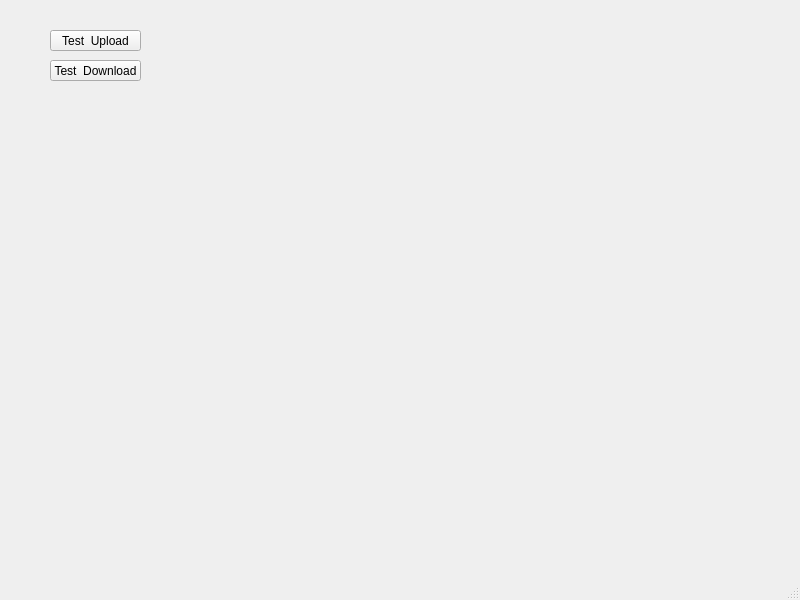
MrGrey7/TeleCloud, file src/telegrambot-gui/mainwindow.ui: the form before one commit.
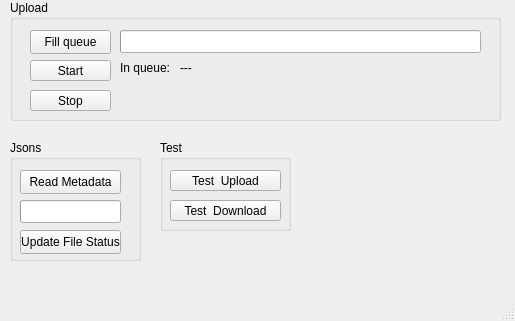
The form after the commit.

Patch:
```diff
--- a/src/telegrambot-gui/mainwindow.ui
+++ b/src/telegrambot-gui/mainwindow.ui
@@ -6,39 +6,225 @@
    <rect>
     <x>0</x>
     <y>0</y>
-    <width>800</width>
-    <height>600</height>
+    <width>515</width>
+    <height>321</height>
    </rect>
   </property>
   <property name="windowTitle">
    <string>MainWindow</string>
   </property>
   <widget class="QWidget" name="centralwidget">
-   <widget class="QPushButton" name="button_upload">
+   <widget class="QGroupBox" name="groupBox_Upload">
     <property name="geometry">
      <rect>
-      <x>50</x>
-      <y>30</y>
-      <width>91</width>
-      <height>21</height>
+      <x>10</x>
+      <y>0</y>
+      <width>491</width>
+      <height>121</height>
      </rect>
     </property>
-    <property name="text">
-     <string>Test  Upload</string>
+    <property name="title">
+     <string>Upload</string>
     </property>
+    <widget class="QPushButton" name="button_startUpload">
+     <property name="geometry">
+      <rect>
+       <x>20</x>
+       <y>60</y>
+       <width>81</width>
+       <height>21</height>
+      </rect>
+     </property>
+     <property name="text">
+      <string>Start</string>
+     </property>
+     <property name="checkable">
+      <bool>false</bool>
+     </property>
+    </widget>
+    <widget class="QPushButton" name="button_stopUpload">
+     <property name="enabled">
+      <bool>true</bool>
+     </property>
+     <property name="geometry">
+      <rect>
+       <x>20</x>
+       <y>90</y>
+       <width>81</width>
+       <height>21</height>
+      </rect>
+     </property>
+     <property name="text">
+      <string>Stop</string>
+     </property>
+     <property name="checkable">
+      <bool>false</bool>
+     </property>
+     <property name="checked">
+      <bool>false</bool>
+     </property>
+    </widget>
+    <widget class="QPushButton" name="button_fillQueue">
+     <property name="geometry">
+      <rect>
+       <x>20</x>
+       <y>30</y>
+       <width>81</width>
+       <height>24</height>
+      </rect>
+     </property>
+     <property name="text">
+      <string>Fill queue</string>
+     </property>
+    </widget>
+    <widget class="QProgressBar" name="progressBar_uploadVideos">
+     <property name="geometry">
+      <rect>
+       <x>110</x>
+       <y>30</y>
+       <width>361</width>
+       <height>23</height>
+      </rect>
+     </property>
+     <property name="minimum">
+      <number>1</number>
+     </property>
+     <property name="maximum">
+      <number>1</number>
+     </property>
+     <property name="value">
+      <number>0</number>
+     </property>
+     <property name="format">
+      <string>%v/%m MB</string>
+     </property>
+    </widget>
+    <widget class="QLabel" name="lbl_sizeName">
+     <property name="geometry">
+      <rect>
+       <x>110</x>
+       <y>60</y>
+       <width>51</width>
+       <height>16</height>
+      </rect>
+     </property>
+     <property name="text">
+      <string>In queue:</string>
+     </property>
+    </widget>
+    <widget class="QLabel" name="lbl_sizeValue">
+     <property name="geometry">
+      <rect>
+       <x>170</x>
+       <y>60</y>
+       <width>31</width>
+       <height>16</height>
+      </rect>
+     </property>
+     <property name="text">
+      <string>---</string>
+     </property>
+    </widget>
    </widget>
-   <widget class="QPushButton" name="button_download">
+   <widget class="QGroupBox" name="groupBox_Test">
     <property name="geometry">
      <rect>
-      <x>50</x>
-      <y>60</y>
-      <width>91</width>
-      <height>21</height>
+      <x>160</x>
+      <y>140</y>
+      <width>131</width>
+      <height>91</height>
      </rect>
     </property>
-    <property name="text">
-     <string>Test  Download</string>
+    <property name="title">
+     <string>Test</string>
     </property>
+    <widget class="QPushButton" name="button_upload">
+     <property name="geometry">
+      <rect>
+       <x>10</x>
+       <y>30</y>
+       <width>111</width>
+       <height>21</height>
+      </rect>
+     </property>
+     <property name="text">
+      <string>Test  Upload</string>
+     </property>
+    </widget>
+    <widget class="QPushButton" name="button_download">
+     <property name="geometry">
+      <rect>
+       <x>10</x>
+       <y>60</y>
+       <width>111</width>
+       <height>21</height>
+      </rect>
+     </property>
+     <property name="text">
+      <string>Test  Download</string>
+     </property>
+    </widget>
+   </widget>
+   <widget class="QGroupBox" name="groupBox_Jsons">
+    <property name="geometry">
+     <rect>
+      <x>10</x>
+      <y>140</y>
+      <width>131</width>
+      <height>121</height>
+     </rect>
+    </property>
+    <property name="title">
+     <string>Jsons</string>
+    </property>
+    <widget class="QPushButton" name="button_syncJsons">
+     <property name="geometry">
+      <rect>
+       <x>10</x>
+       <y>30</y>
+       <width>101</width>
+       <height>24</height>
+      </rect>
+     </property>
+     <property name="text">
+      <string>Read Metadata</string>
+     </property>
+    </widget>
+    <widget class="QProgressBar" name="progressBar_readMetadata">
+     <property name="geometry">
+      <rect>
+       <x>10</x>
+       <y>60</y>
+       <width>101</width>
+       <height>23</height>
+      </rect>
+     </property>
+     <property name="minimum">
+      <number>2</number>
+     </property>
+     <property name="maximum">
+      <number>2</number>
+     </property>
+     <property name="value">
+      <number>1</number>
+     </property>
+     <property name="format">
+      <string>%v/%m</string>
+     </property>
+    </widget>
+    <widget class="QPushButton" name="button_updateFileStatus">
+     <property name="geometry">
+      <rect>
+       <x>10</x>
+       <y>90</y>
+       <width>101</width>
+       <height>24</height>
+      </rect>
+     </property>
+     <property name="text">
+      <string>Update File Status</string>
+     </property>
+    </widget>
    </widget>
   </widget>
   <widget class="QMenuBar" name="menubar">
```
Left out of the diff: 2 changed lines with no effect on the pictures.
